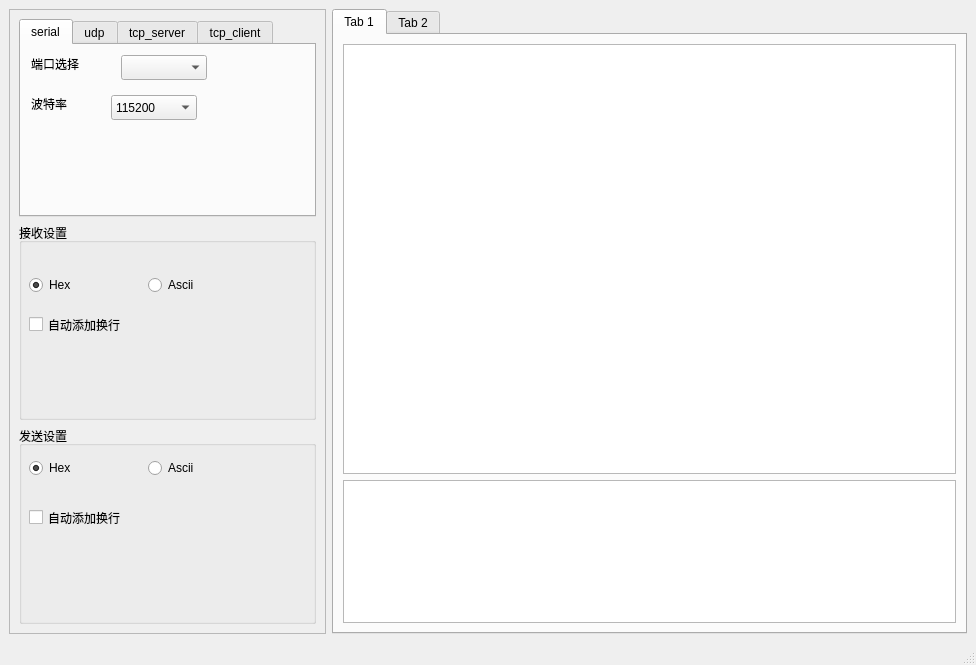
kdurant/qt_tools, file mainwindow.ui: the form before one commit.
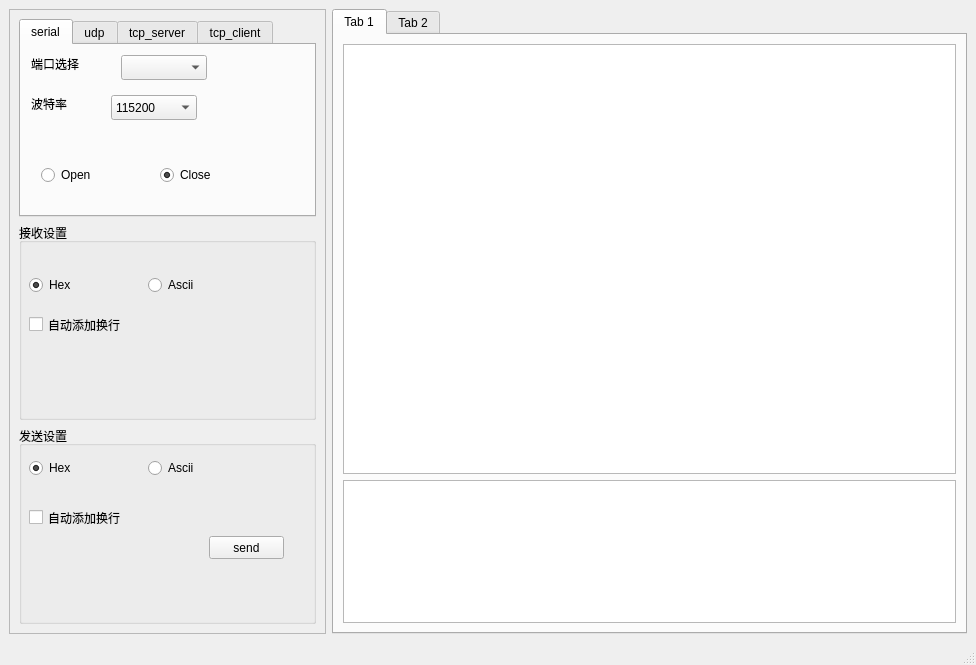
The form after the commit.

Diff of the .ui file:
```diff
--- a/mainwindow.ui
+++ b/mainwindow.ui
@@ -92,6 +92,38 @@
             </property>
            </item>
           </widget>
+          <widget class="QWidget" name="">
+           <property name="geometry">
+            <rect>
+             <x>20</x>
+             <y>120</y>
+             <width>231</width>
+             <height>21</height>
+            </rect>
+           </property>
+           <layout class="QHBoxLayout" name="horizontalLayout_4">
+            <item>
+             <widget class="QRadioButton" name="rbt_serialOpen">
+              <property name="text">
+               <string>Open</string>
+              </property>
+              <property name="checked">
+               <bool>false</bool>
+              </property>
+             </widget>
+            </item>
+            <item>
+             <widget class="QRadioButton" name="rbt_serialClose">
+              <property name="text">
+               <string>Close</string>
+              </property>
+              <property name="checked">
+               <bool>true</bool>
+              </property>
+             </widget>
+            </item>
+           </layout>
+          </widget>
          </widget>
          <widget class="QWidget" name="tab_3">
           <attribute name="title">
@@ -206,6 +238,19 @@
            </item>
           </layout>
          </widget>
+         <widget class="QPushButton" name="bt_serialSend">
+          <property name="geometry">
+           <rect>
+            <x>190</x>
+            <y>110</y>
+            <width>75</width>
+            <height>23</height>
+           </rect>
+          </property>
+          <property name="text">
+           <string>send</string>
+          </property>
+         </widget>
         </widget>
        </item>
       </layout>
```
Left out of the diff: 10 changed lines with no effect on the pictures.
